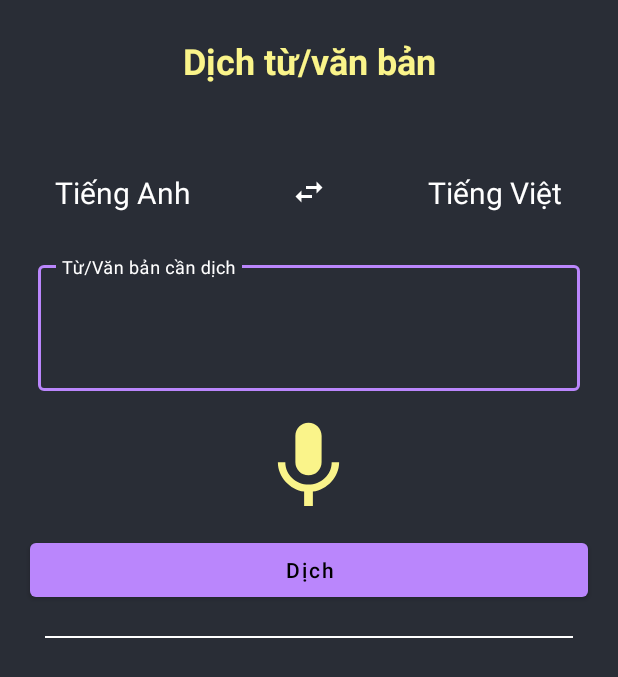
After one commit to quyetnv-mlhn/DoLearn, an Android app: the TranslateActivity screen opened directly, with no data from a screen before it, on a phone screen of 412 x 824 dp. The commit adds this screen. Shown: the top 677 px of the screen. Run offline under Robolectric (Android 15) with nearby library versions, the phone set to English and light mode, and no system bars; 2 statements that could not run were skipped.

Commit message:
merge translateActivity

```diff
--- a/app/src/main/AndroidManifest.xml
+++ b/app/src/main/AndroidManifest.xml
@@ -9,6 +9,9 @@
         android:roundIcon="@mipmap/ic_launcher_round"
         android:supportsRtl="true"
         android:theme="@style/Theme.DoLearn">
+        <activity
+            android:name=".translate.TranslateActivity"
+            android:exported="false" />
         <activity
             android:name=".topic.DetailedItem"
             android:exported="false" />
--- a/app/src/main/java/com/example/dolearn/topic/DetailedItem.java
+++ b/app/src/main/java/com/example/dolearn/topic/DetailedItem.java
@@ -1,10 +1,9 @@
 package com.example.dolearn.topic;
 import android.content.Intent;
-import android.support.v7.app.AppCompatActivity;
+import androidx.appcompat.app.AppCompatActivity;
 import android.os.Bundle;
 import android.widget.CheckBox;
 import android.widget.TextView;
-import android.widget.Toast;
 
 import com.example.dolearn.R;
 import java.util.ArrayList;
--- a/app/src/main/java/com/example/dolearn/topic/ItemActivity.java
+++ b/app/src/main/java/com/example/dolearn/topic/ItemActivity.java
@@ -1,17 +1,17 @@
 package com.example.dolearn.topic;
 
 import android.content.Intent;
-import android.support.v7.app.AppCompatActivity;
+import androidx.appcompat.app.AppCompatActivity;
 import android.os.Bundle;
 import android.view.View;
 import android.widget.AdapterView;
 import android.widget.ListView;
+
 import com.example.dolearn.R;
 
 import java.io.IOException;
 import java.io.InputStream;
 import java.io.Serializable;
-import java.util.ArrayList;
 import java.util.Scanner;
 
 public class ItemActivity extends AppCompatActivity {
--- a/app/src/main/java/com/example/dolearn/topic/TopicActivity.java
+++ b/app/src/main/java/com/example/dolearn/topic/TopicActivity.java
@@ -1,7 +1,7 @@
 package com.example.dolearn.topic;
 
 import android.content.Intent;
-import android.support.v7.app.AppCompatActivity;
+import androidx.appcompat.app.AppCompatActivity;
 import android.os.Bundle;
 import android.view.View;
 import android.widget.AdapterView;
--- a/app/src/main/java/com/example/dolearn/topic/TopicItemActivity.java
+++ b/app/src/main/java/com/example/dolearn/topic/TopicItemActivity.java
@@ -1,7 +1,7 @@
 package com.example.dolearn.topic;
 
 import android.content.Intent;
-import android.support.v7.app.AppCompatActivity;
+import androidx.appcompat.app.AppCompatActivity;
 import android.os.Bundle;
 import android.view.View;
 import android.widget.AdapterView;
--- /dev/null
+++ b/app/src/main/java/com/example/dolearn/translate/TranslateActivity.java
@@ -0,0 +1,156 @@
+package com.example.dolearn.translate;
+
+
+import androidx.annotation.NonNull;
+import androidx.annotation.Nullable;
+import androidx.appcompat.app.AppCompatActivity;
+
+import android.content.Context;
+import android.content.Intent;
+import android.os.Bundle;
+import android.speech.RecognizerIntent;
+import android.view.View;
+import android.view.inputmethod.InputMethodManager;
+import android.widget.AdapterView;
+import android.widget.ArrayAdapter;
+import android.widget.ImageView;
+import android.widget.Spinner;
+import android.widget.TextView;
+import android.widget.Toast;
+
+import com.example.dolearn.R;
+import com.google.android.gms.tasks.OnFailureListener;
+import com.google.android.gms.tasks.OnSuccessListener;
+import com.google.android.material.button.MaterialButton;
+import com.google.android.material.textfield.TextInputEditText;
+import com.google.firebase.FirebaseApp;
+import com.google.firebase.ml.common.modeldownload.FirebaseModelDownloadConditions;
+import com.google.firebase.ml.naturallanguage.FirebaseNaturalLanguage;
+import com.google.firebase.ml.naturallanguage.translate.FirebaseTranslateLanguage;
+import com.google.firebase.ml.naturallanguage.translate.FirebaseTranslator;
+import com.google.firebase.ml.naturallanguage.translate.FirebaseTranslatorOptions;
+
+import java.util.ArrayList;
+import java.util.Locale;
+
+public class TranslateActivity extends AppCompatActivity {
+
+    private TextInputEditText sourceEdit;
+    private ImageView micIV, swapIV;
+    private MaterialButton translateBtn;
+    private TextView translatedTV, fromTV, toTV;
+    private static final int REQUEST_PERMISSION_CODE = 1;
+    int fromLanguageCode = FirebaseTranslateLanguage.EN;
+    int toLanguageCode = FirebaseTranslateLanguage.VI;
+
+    @Override
+    protected void onCreate(Bundle savedInstanceState) {
+        super.onCreate(savedInstanceState);
+        setContentView(R.layout.activity_translate);
+        sourceEdit = findViewById(R.id.idEditSource);
+        micIV = findViewById(R.id.idIVMic);
+        swapIV = findViewById(R.id.idSwapBtn);
+        translateBtn = findViewById(R.id.idBtnTranslate);
+        translatedTV = findViewById(R.id.idTVTranslatedTV);
+        fromTV = findViewById(R.id.idFromTV);
+        toTV = findViewById(R.id.idToTV);
+
+        translateBtn.setOnClickListener(new View.OnClickListener() {
+            @Override
+            public void onClick(View view) {
+                translatedTV.setText("");
+                InputMethodManager imm = (InputMethodManager) getSystemService((Context.INPUT_METHOD_SERVICE));
+                imm.hideSoftInputFromWindow(sourceEdit.getWindowToken(), 0);
+                if(sourceEdit.getText().toString().isEmpty()) {
+                    Toast.makeText(TranslateActivity.this, "Vui lòng nhập từ/văn bản cần dịch", Toast.LENGTH_SHORT).show();
+                }else{
+                    translateText(fromLanguageCode, toLanguageCode, sourceEdit.getText().toString());
+                }
+            }
+        });
+
+        micIV.setOnClickListener(new View.OnClickListener() {
+            @Override
+            public void onClick(View view) {
+                Intent i = new Intent(RecognizerIntent.ACTION_RECOGNIZE_SPEECH);
+                i.putExtra(RecognizerIntent.EXTRA_LANGUAGE_MODEL, RecognizerIntent.LANGUAGE_MODEL_FREE_FORM);
+                if(fromLanguageCode == FirebaseTranslateLanguage.EN){
+                    i.putExtra(RecognizerIntent.EXTRA_LANGUAGE, "en-US");
+                }else{
+                    i.putExtra(RecognizerIntent.EXTRA_LANGUAGE, "vi-VN");
+                }
+                i.putExtra(RecognizerIntent.EXTRA_PROMPT, "Nói vào mic để chuyển thành từ/văn bản");
+                try{
+                    startActivityForResult(i, REQUEST_PERMISSION_CODE);
+                }catch(Exception e){
+                    e.printStackTrace();
+                    Toast.makeText(TranslateActivity.this, "" + e.getMessage(), Toast.LENGTH_SHORT).show();
+                }
+            }
+        });
+
+        swapIV.setOnClickListener(new View.OnClickListener() {
+            @Override
+            public void onClick(View view) {
+                swapLanguage();
+            }
+        });
+    }
+
+    @Override
+    protected void onActivityResult(int requestCode, int resultCode, @Nullable Intent data) {
+        super.onActivityResult(requestCode, resultCode, data);
+        if(requestCode == REQUEST_PERMISSION_CODE){
+            if(resultCode == RESULT_OK && data != null){
+                ArrayList<String> result = data.getStringArrayListExtra(RecognizerIntent.EXTRA_RESULTS);
+                sourceEdit.setText(result.get(0));
+            }
+        }
+    }
+
+    private void translateText(int fromLanguageCode, int toLanguageCode, String source){
+        translatedTV.setText("Đang tải dữ liệu...");
+        FirebaseTranslatorOptions options = new FirebaseTranslatorOptions.Builder()
+                .setSourceLanguage(fromLanguageCode)
+                .setTargetLanguage(toLanguageCode)
+                .build();
+
+        FirebaseTranslator translator = FirebaseNaturalLanguage.getInstance().getTranslator(options);
+
+        FirebaseModelDownloadConditions conditions = new FirebaseModelDownloadConditions.Builder().build();
+
+        translator.downloadModelIfNeeded(conditions).addOnSuccessListener(new OnSuccessListener<Void>() {
+            @Override
+            public void onSuccess(Void unused) {
+                translatedTV.setText("Đang dịch...");
+                translator.translate(source).addOnSuccessListener(new OnSuccessListener<String>() {
+                    @Override
+                    public void onSuccess(String s) {
+                        translatedTV.setText(s);
+                    }
+                }).addOnFailureListener(new OnFailureListener() {
+                    @Override
+                    public void onFailure(@NonNull Exception e) {
+                        Toast.makeText(TranslateActivity.this, "Xảy ra lỗi khi dịch", Toast.LENGTH_SHORT).show();
+                    }
+                });
+            }
+        }).addOnFailureListener(new OnFailureListener() {
+            @Override
+            public void onFailure(@NonNull Exception e) {
+                Toast.makeText(TranslateActivity.this, "Xảy ra lỗi khi tải dữ liệu", Toast.LENGTH_SHORT).show();
+            }
+        });
+    }
+
+
+    private void swapLanguage(){
+        String tempLanguage = fromTV.getText().toString();
+        fromTV.setText(toTV.getText().toString());
+        toTV.setText(tempLanguage);
+
+        int tempLanguageCode = fromLanguageCode;
+        fromLanguageCode = toLanguageCode;
+        toLanguageCode = tempLanguageCode;
+    }
+}
--- /dev/null
+++ b/app/src/main/res/drawable/ic_mic.xml
@@ -0,0 +1,10 @@
+<vector xmlns:android="http://schemas.android.com/apk/res/android"
+    android:width="24dp"
+    android:height="24dp"
+    android:viewportWidth="24"
+    android:viewportHeight="24"
+    android:tint="?attr/colorControlNormal">
+  <path
+      android:fillColor="@android:color/white"
+      android:pathData="M12,14c1.66,0 2.99,-1.34 2.99,-3L15,5c0,-1.66 -1.34,-3 -3,-3S9,3.34 9,5v6c0,1.66 1.34,3 3,3zM17.3,11c0,3 -2.54,5.1 -5.3,5.1S6.7,14 6.7,11L5,11c0,3.41 2.72,6.23 6,6.72L11,21h2v-3.28c3.28,-0.48 6,-3.3 6,-6.72h-1.7z"/>
+</vector>
--- /dev/null
+++ b/app/src/main/res/drawable/ic_swap.xml
@@ -0,0 +1,10 @@
+<vector xmlns:android="http://schemas.android.com/apk/res/android"
+    android:width="24dp"
+    android:height="24dp"
+    android:viewportWidth="24"
+    android:viewportHeight="24"
+    android:tint="?attr/colorControlNormal">
+  <path
+      android:fillColor="@android:color/white"
+      android:pathData="M6.99,11L3,15l3.99,4v-3H14v-2H6.99v-3zM21,9l-3.99,-4v3H10v2h7.01v3L21,9z"/>
+</vector>
--- /dev/null
+++ b/app/src/main/res/layout/activity_translate.xml
@@ -0,0 +1,152 @@
+<?xml version="1.0" encoding="utf-8"?>
+<LinearLayout xmlns:android="http://schemas.android.com/apk/res/android"
+    xmlns:app="http://schemas.android.com/apk/res-auto"
+    xmlns:tools="http://schemas.android.com/tools"
+    android:layout_width="match_parent"
+    android:layout_height="match_parent"
+    android:orientation="vertical"
+    android:background="@color/black_shade_1"
+    android:theme="@style/Theme.MaterialComponents"
+    tools:context=".translate.TranslateActivity">
+
+    <TextView
+        android:layout_width="match_parent"
+        android:layout_height="wrap_content"
+        android:text="Dịch từ/văn bản"
+        android:textColor="@color/yellow"
+        android:textAlignment="center"
+        android:textSize="24sp"
+        android:textStyle="bold"
+        android:layout_marginTop="20dp"
+        android:gravity="center"
+        android:padding="4dp"/>
+
+    <LinearLayout
+        android:layout_width="match_parent"
+        android:layout_height="wrap_content"
+        android:orientation="horizontal"
+        android:weightSum="3"
+        android:layout_marginStart="20dp"
+        android:layout_marginEnd="20dp"
+        android:layout_marginTop="50dp">
+
+        <TextView
+            android:layout_width="0dp"
+            android:layout_height="wrap_content"
+            android:layout_weight="1"
+            android:id="@+id/idFromTV"
+            android:gravity="center"
+            android:text="Tiếng Anh"
+            android:textColor="@color/white"
+            android:textAlignment="center"
+            android:textSize="20sp"
+            android:padding="4dp"/>
+
+        <!--        <Spinner-->
+        <!--            android:layout_width="0dp"-->
+        <!--            android:layout_height="wrap_content"-->
+        <!--            android:layout_weight="1"-->
+        <!--            android:id="@+id/idFromSpinner"-->
+        <!--            android:gravity="center"-->
+        <!--            android:layout_margin="3dp"-->
+        <!--            android:padding="3dp"/>-->
+
+        <ImageView
+            android:id="@+id/idSwapBtn"
+            android:layout_width="0dp"
+            android:layout_height="wrap_content"
+            android:layout_weight="1"
+            android:src="@drawable/ic_swap"
+            android:layout_gravity="center"
+            app:tint="@color/white" />
+
+        <TextView
+            android:layout_width="0dp"
+            android:layout_height="wrap_content"
+            android:layout_weight="1"
+            android:id="@+id/idToTV"
+            android:gravity="center"
+            android:text="Tiếng Việt"
+            android:textColor="@color/white"
+            android:textAlignment="center"
+            android:textSize="20sp"
+            android:padding="4dp"/>
+
+    </LinearLayout>
+
+    <com.google.android.material.textfield.TextInputLayout
+        style="@style/Widget.MaterialComponents.TextInputLayout.OutlinedBox"
+        android:layout_width="match_parent"
+        android:layout_height="100dp"
+        android:layout_marginStart="20dp"
+        android:layout_marginEnd="20dp"
+        android:layout_marginTop="20dp"
+        android:hint="Từ/Văn bản cần dịch"
+        android:padding="5dp"
+        android:textColorHint="@color/white"
+        app:hintTextColor="@color/white">
+
+        <com.google.android.material.textfield.TextInputEditText
+            android:layout_width="match_parent"
+            android:layout_height="match_parent"
+            android:id="@+id/idEditSource"
+            android:importantForAutofill="no"
+            android:ems="10"
+            android:inputType="textImeMultiLine|textMultiLine"
+            android:textColor="@color/white"
+            android:textColorHint="@color/white"
+            android:textSize="14sp"/>
+
+    </com.google.android.material.textfield.TextInputLayout>
+
+
+    <ImageView
+        android:layout_width="70dp"
+        android:layout_height="70dp"
+        android:src="@drawable/ic_mic"
+        android:layout_gravity="center"
+        android:layout_marginTop="10dp"
+        app:tint="@color/yellow"
+        android:id="@+id/idIVMic"/>
+
+
+    <com.google.android.material.button.MaterialButton
+        android:layout_width="match_parent"
+        android:layout_height="wrap_content"
+        android:text="Dịch"
+        android:textAllCaps="false"
+        android:layout_marginStart="20dp"
+        android:layout_marginEnd="20dp"
+        android:layout_marginTop="10dp"
+        android:id="@+id/idBtnTranslate"/>
+
+    <View
+        android:layout_width="match_parent"
+        android:layout_height="1dp"
+        android:background="@color/white"
+        android:layout_marginTop="20dp"
+        android:layout_marginStart="30dp"
+        android:layout_marginEnd="30dp"/>
+
+    <ScrollView
+        android:layout_width="match_parent"
+        android:layout_height="wrap_content"
+        android:layout_marginTop="10dp"
+        android:fillViewport="true">
+        <LinearLayout
+            android:layout_width="match_parent"
+            android:layout_height="wrap_content"
+            android:gravity="center">
+            <TextView
+                android:layout_width="wrap_content"
+                android:layout_height="wrap_content"
+                android:padding="5dp"
+                android:text=""
+                android:textAlignment="center"
+                android:textColor="@color/yellow"
+                android:textSize="16sp"
+                android:id="@+id/idTVTranslatedTV"/>
+        </LinearLayout>
+    </ScrollView>
+
+</LinearLayout>
--- a/app/src/main/res/layout/item.xml
+++ b/app/src/main/res/layout/item.xml
@@ -1,5 +1,5 @@
 <?xml version="1.0" encoding="utf-8"?>
-<android.support.constraint.ConstraintLayout xmlns:android="http://schemas.android.com/apk/res/android"
+<androidx.constraintlayout.widget.ConstraintLayout xmlns:android="http://schemas.android.com/apk/res/android"
     xmlns:app="http://schemas.android.com/apk/res-auto"
     xmlns:tools="http://schemas.android.com/tools"
     android:layout_width="match_parent"
@@ -50,4 +50,4 @@
         app:layout_constraintTop_toTopOf="parent"></CheckBox>
 
 
-</android.support.constraint.ConstraintLayout>
+</androidx.constraintlayout.widget.ConstraintLayout>
--- a/app/src/main/res/values/colors.xml
+++ b/app/src/main/res/values/colors.xml
@@ -9,4 +9,5 @@
     <color name="white">#FFFFFFFF</color>
     <color name="yellow">#FAF48A</color>
     <color name="cerise">#de3163</color>
+    <color name="black_shade_1">#292D36</color>
 </resources>
--- a/gradle.properties
+++ b/gradle.properties
@@ -1,4 +1,3 @@
-
 # Project-wide Gradle settings.
 # IDE (e.g. Android Studio) users:
 # Gradle settings configured through the IDE *will override*
@@ -12,7 +11,12 @@ org.gradle.jvmargs=-Xmx2048m -Dfile.encoding=UTF-8
 # This option should only be used with decoupled projects. More details, visit
 # http://www.gradle.org/docs/current/userguide/multi_project_builds.html#sec:decoupled_projects
 # org.gradle.parallel=true
+# AndroidX package structure to make it clearer which packages are bundled with the
+# Android operating system, and which are packaged with your app"s APK
+# https://developer.android.com/topic/libraries/support-library/androidx-rn
+android.useAndroidX=true
 # Enables namespacing of each library's R class so that its R class includes only the
 # resources declared in the library itself and none from the library's dependencies,
 # thereby reducing the size of the R class for that library
 android.nonTransitiveRClass=true
+android.enableJetifier=true
```
Also changed, not shown: app/build.gradle (+20 -6 lines), app/src/main/java/com/example/dolearn/MainActivity.java (+15 -4 lines), app/src/main/res/drawable/ic_right_arrow.xml (added, +10 -0 lines), app/src/main/res/layout/activity_detailed_item.xml (+8 -6 lines), app/src/main/res/layout/activity_main.xml (+13 -12 lines), app/src/main/res/values/themes.xml (+8 -0 lines), app/src/main/res/values/strings.xml (indentation only), 1 other file.
